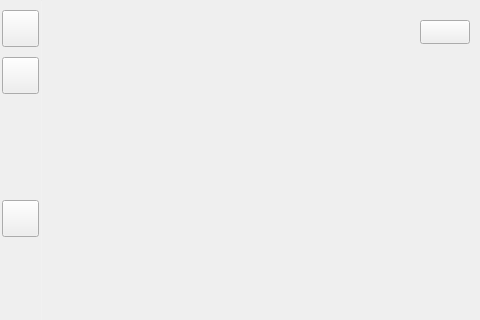
Old version of the form mainwindow.ui in the repository ukui/kylin-nm; both pictures show x 0 to 480 and y 0 to 320 of the 480 by 538 pixel window.
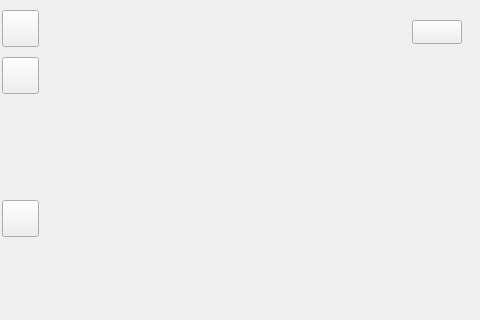
New version of the form.

Commit message: change the position of several buttons

Patch:
```diff
--- a/mainwindow.ui
+++ b/mainwindow.ui
@@ -43,7 +43,7 @@
    <widget class="QLabel" name="lbBtnWifiBG">
     <property name="geometry">
      <rect>
-      <x>420</x>
+      <x>412</x>
       <y>20</y>
       <width>50</width>
       <height>24</height>
@@ -56,7 +56,7 @@
    <widget class="QPushButton" name="btnWifi">
     <property name="geometry">
      <rect>
-      <x>420</x>
+      <x>412</x>
       <y>20</y>
       <width>50</width>
       <height>24</height>
@@ -147,7 +147,7 @@
    <widget class="QLabel" name="lbBtnWifiBall">
     <property name="geometry">
      <rect>
-      <x>448</x>
+      <x>440</x>
       <y>22</y>
       <width>20</width>
       <height>20</height>
```
The commit also changes 4 other files.
